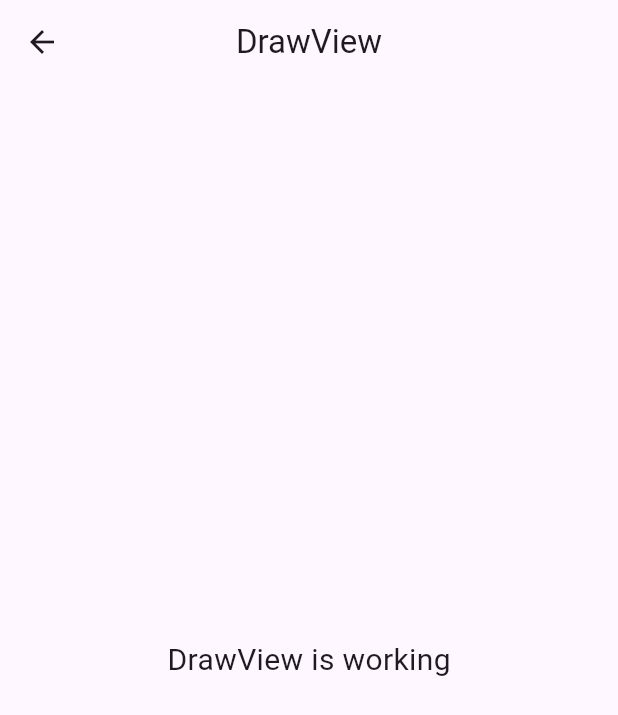
After one commit to HSUxTHP/calliope, a Flutter app: the DrawView screen opened by its route, on a phone screen of 412 x 824 dp. The commit adds this screen. Shown: the top 715 px of the screen. Run offline on Flutter 3.47's test engine with Material 3 defaults, Android fonts, the phone set to English and light mode, and no system bars; our stand-ins replace get.

Commit message:
feat: add drawing page
Adds a new "Draw" page to the application with its corresponding route and binding. Also includes the necessary image assets for this page.

```diff
--- /dev/null
+++ b/lib/app/modules/draw/views/draw_view.dart
@@ -0,0 +1,24 @@
+import 'package:flutter/material.dart';
+
+import 'package:get/get.dart';
+
+import '../controllers/draw_controller.dart';
+
+class DrawView extends GetView<DrawController> {
+  const DrawView({super.key});
+  @override
+  Widget build(BuildContext context) {
+    return Scaffold(
+      appBar: AppBar(
+        title: const Text('DrawView'),
+        centerTitle: true,
+      ),
+      body: const Center(
+        child: Text(
+          'DrawView is working',
+          style: TextStyle(fontSize: 20),
+        ),
+      ),
+    );
+  }
+}
--- a/lib/app/routes/app_pages.dart
+++ b/lib/app/routes/app_pages.dart
@@ -1,5 +1,7 @@
 import 'package:get/get.dart';
 
+import '../modules/draw/bindings/draw_binding.dart';
+import '../modules/draw/views/draw_view.dart';
 import '../modules/home/bindings/home_binding.dart';
 import '../modules/home/views/home_view.dart';
 
@@ -16,5 +18,10 @@ class AppPages {
       page: () => const HomeView(),
       binding: HomeBinding(),
     ),
+    GetPage(
+      name: _Paths.DRAW,
+      page: () => const DrawView(),
+      binding: DrawBinding(),
+    ),
   ];
 }
--- a/lib/app/routes/app_routes.dart
+++ b/lib/app/routes/app_routes.dart
@@ -4,9 +4,11 @@ part of 'app_pages.dart';
 abstract class Routes {
   Routes._();
   static const HOME = _Paths.HOME;
+  static const DRAW = _Paths.DRAW;
 }
 
 abstract class _Paths {
   _Paths._();
   static const HOME = '/home';
+  static const DRAW = '/draw';
 }
--- a/pubspec.yaml
+++ b/pubspec.yaml
@@ -59,7 +59,8 @@ flutter:
   uses-material-design: true
 
   # To add assets to your application, add an assets section, like this:
-  # assets:
+assets:
+  - images/
   #   - images/a_dot_burr.jpeg
   #   - images/a_dot_ham.jpeg
 
```
Also changed, not shown: lib/app/modules/draw/bindings/draw_binding.dart (added, +12 -0 lines), lib/app/modules/draw/controllers/draw_controller.dart (added, +23 -0 lines).
